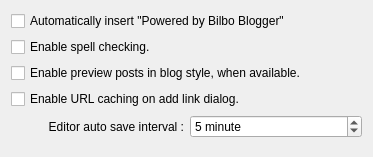
Above: bilbo/editorsettingsbase.ui from mtux/bilbo before the change. Below: the same form after it.
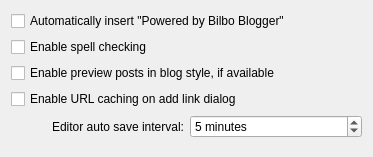
That is the form after the change. Custom widgets are drawn as their Qt base class.

Commit message: Fixed strings, and added a TODO remark The TODO remark is more about a "cosmetical issue" with a string :-P

```diff
--- a/bilbo/editorsettingsbase.ui
+++ b/bilbo/editorsettingsbase.ui
@@ -14,7 +14,7 @@
    <item row="4" column="0">
     <widget class="QLabel" name="label">
      <property name="text">
-      <string>Editor auto save interval :</string>
+      <string>Editor auto save interval:</string>
      </property>
      <property name="alignment">
       <set>Qt::AlignRight|Qt::AlignTrailing|Qt::AlignVCenter</set>
@@ -30,7 +30,7 @@
       <string>Disbaled</string>
      </property>
      <property name="suffix">
-      <string> minute</string>
+      <string> minutes</string>
      </property>
      <property name="maximum">
       <number>60</number>
@@ -63,21 +63,21 @@
    <item row="2" column="0" colspan="2">
     <widget class="QCheckBox" name="kcfg_previewInBlogStyle">
      <property name="text">
-      <string>Enable preview posts in blog style, when available.</string>
+      <string>Enable preview posts in blog style, if available</string>
      </property>
     </widget>
    </item>
    <item row="3" column="0" colspan="2">
     <widget class="QCheckBox" name="kcfg_urlCachingEnabled">
      <property name="text">
-      <string>Enable URL caching on add link dialog.</string>
+      <string>Enable URL caching on add link dialog</string>
      </property>
     </widget>
    </item>
    <item row="1" column="0" colspan="2">
     <widget class="QCheckBox" name="kcfg_enableCheckSpelling">
      <property name="text">
-      <string>Enable spell checking.</string>
+      <string>Enable spell checking</string>
      </property>
     </widget>
    </item>
```
Left out of the diff: 2 changed lines with no effect on the pictures.
